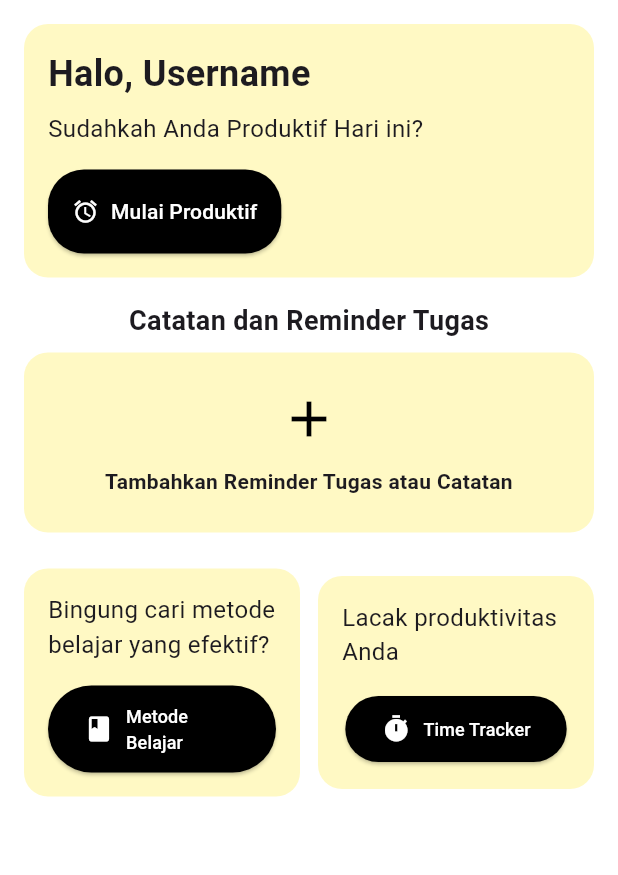
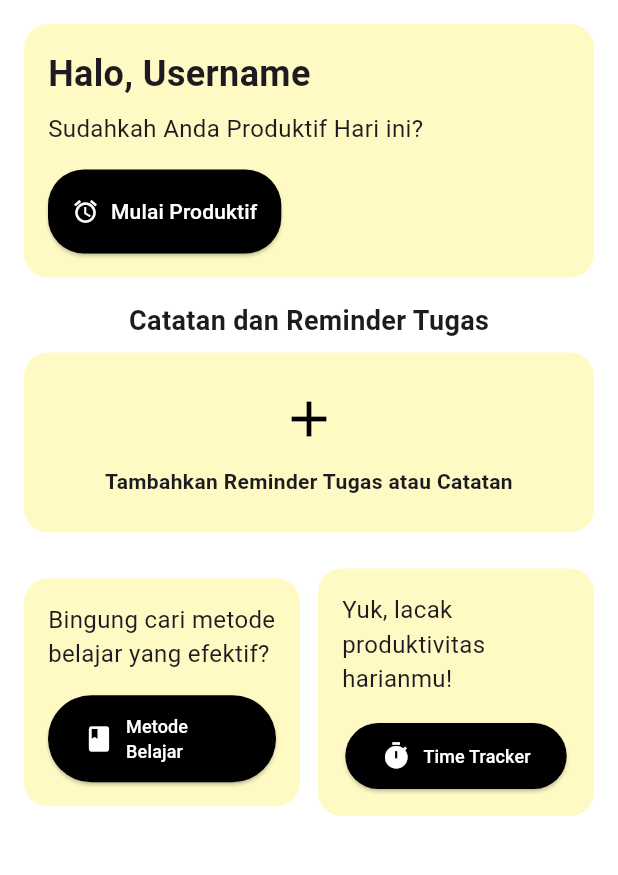
Before and after one commit to denjear/productivemate, a Flutter app: the screen it shows after launch, on a phone screen of 412 x 824 dp, the part 84-959 px from its top. Run offline on Flutter 3.47's test engine with Material 3 defaults, Android fonts, the phone set to English and light mode, and no system bars; our stand-ins replace shared_preferences.

Commit message:
minor adjustment

```diff
--- a/lib/main.dart
+++ b/lib/main.dart
@@ -305,7 +305,7 @@ class _ProductivityHomePageState extends State<ProductivityHomePage> {
                           mainAxisSize: MainAxisSize.min,
                           children: [
                             const Text(
-                              "Lacak produktivitas Anda",
+                              "Yuk, lacak produktivitas harianmu!",
                               style: TextStyle(fontSize: 16),
                             ),
                             const SizedBox(height: 16),
```
